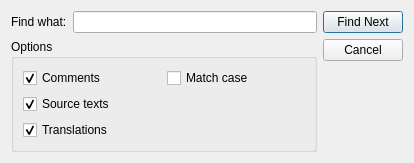
Old version of the form tools/linguist/linguist/finddialog.ui in the repository Fat-Zer/qt4-historical.
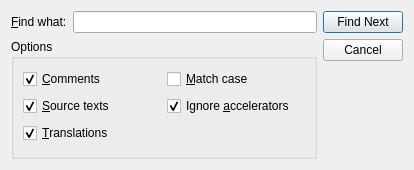
New version of the form.

The edit to the form file:
```diff
--- a/tools/linguist/linguist/finddialog.ui
+++ b/tools/linguist/linguist/finddialog.ui
@@ -50,13 +50,11 @@
     <x>0</x>
     <y>0</y>
     <width>414</width>
-    <height>139</height>
+    <height>170</height>
    </rect>
   </property>
   <property name="sizePolicy" >
-   <sizepolicy>
-    <hsizetype>5</hsizetype>
-    <vsizetype>4</vsizetype>
+   <sizepolicy vsizetype="Maximum" hsizetype="Preferred" >
     <horstretch>0</horstretch>
     <verstretch>0</verstretch>
    </sizepolicy>
@@ -93,7 +91,7 @@
        <item>
         <widget class="QLabel" name="findWhat" >
          <property name="text" >
-          <string>Find what:</string>
+          <string>&amp;Find what:</string>
          </property>
          <property name="buddy" >
           <cstring>led</cstring>
@@ -127,7 +125,7 @@
            <string>Source texts are searched when checked.</string>
           </property>
           <property name="text" >
-           <string>Source texts</string>
+           <string>&amp;Source texts</string>
           </property>
           <property name="checked" >
            <bool>true</bool>
@@ -140,7 +138,7 @@
            <string>Translations are searched when checked.</string>
           </property>
           <property name="text" >
-           <string>Translations</string>
+           <string>&amp;Translations</string>
           </property>
           <property name="checked" >
            <bool>true</bool>
@@ -153,7 +151,7 @@
            <string>Texts such as 'TeX' and 'tex' are considered as different when checked.</string>
           </property>
           <property name="text" >
-           <string>Match case</string>
+           <string>&amp;Match case</string>
           </property>
          </widget>
         </item>
@@ -163,7 +161,17 @@
            <string>Comments and contexts are searched when checked.</string>
           </property>
           <property name="text" >
-           <string>Comments</string>
+           <string>&amp;Comments</string>
+          </property>
+          <property name="checked" >
+           <bool>true</bool>
+          </property>
+         </widget>
+        </item>
+        <item row="1" column="1" >
+         <widget class="QCheckBox" name="ignoreAccelerators" >
+          <property name="text" >
+           <string>Ignore &amp;accelerators</string>
           </property>
           <property name="checked" >
            <bool>true</bool>
```
Left out of the diff: 31 changed lines with no effect on the pictures.
